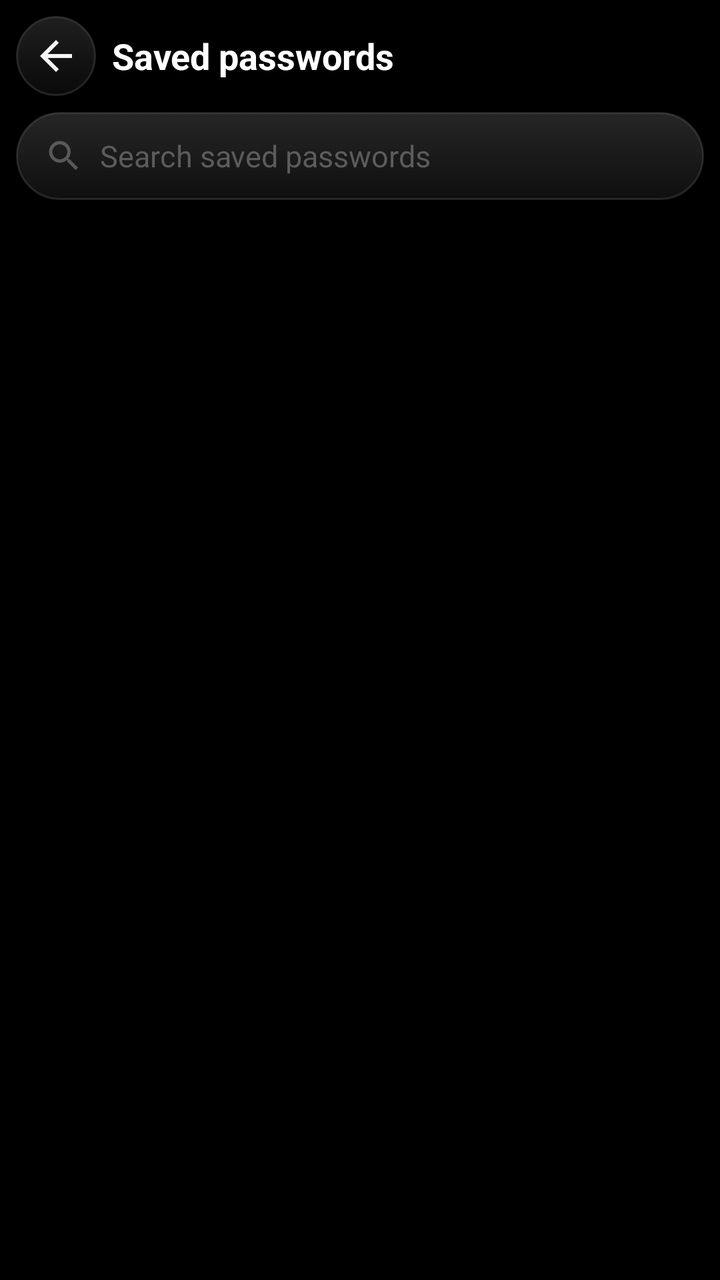
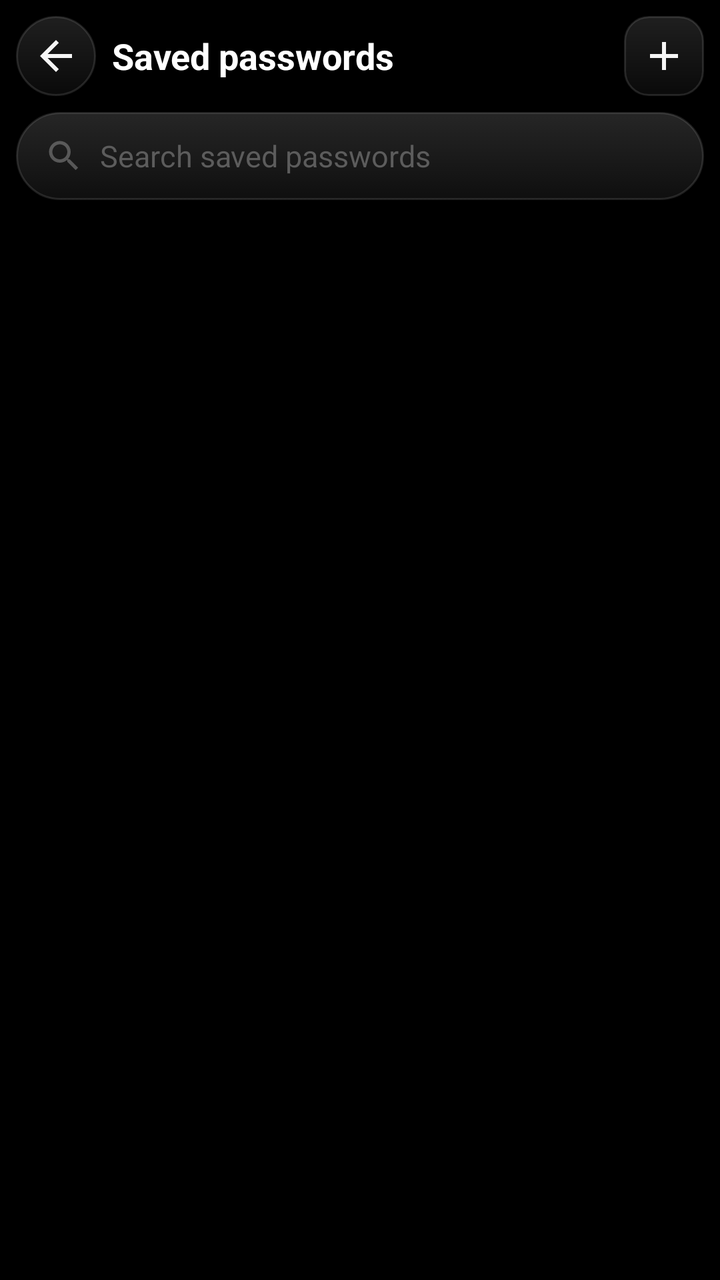

Before-and-after screenshots of an Android layout around one commit, followed by the original layout XML and the change that was made.
<!-- AndroidManifest.xml: application theme Theme.MinimalBrowser -->
<!-- res/layout/activity_vault.xml -->
<?xml version="1.0" encoding="utf-8"?>
<LinearLayout xmlns:android="http://schemas.android.com/apk/res/android"
    xmlns:tools="http://schemas.android.com/tools"
    android:layout_width="match_parent"
    android:layout_height="match_parent"
    android:orientation="vertical"
    android:background="@color/window_bg"
    android:fitsSystemWindows="true"
    tools:context=".VaultActivity">

    <LinearLayout
        android:layout_width="match_parent"
        android:layout_height="wrap_content"
        android:orientation="horizontal"
        android:gravity="center_vertical"
        android:paddingStart="@dimen/topbar_padding_h"
        android:paddingEnd="@dimen/topbar_padding_h"
        android:paddingTop="@dimen/topbar_padding_v"
        android:paddingBottom="@dimen/topbar_padding_v">

        <ImageButton
            android:id="@+id/btnBack"
            android:layout_width="@dimen/icon_button_size"
            android:layout_height="@dimen/icon_button_size"
            android:background="@drawable/bg_icon_glass"
            android:contentDescription="@string/cd_back"
            android:padding="@dimen/icon_button_padding"
            android:scaleType="centerInside"
            android:src="@drawable/ic_arrow_back"
            android:tint="@color/icon_primary" />

        <TextView
            android:layout_width="0dp"
            android:layout_height="wrap_content"
            android:layout_weight="1"
            android:layout_marginStart="@dimen/topbar_gap"
            android:text="@string/vault_title"
            android:textColor="@color/text_primary"
            android:textSize="18sp"
            android:textStyle="bold" />
    </LinearLayout>

    <LinearLayout
        android:layout_width="match_parent"
        android:layout_height="wrap_content"
        android:orientation="horizontal"
        android:paddingStart="@dimen/topbar_padding_h"
        android:paddingEnd="@dimen/topbar_padding_h"
        android:paddingBottom="@dimen/topbar_padding_v">

        <LinearLayout
            android:layout_width="match_parent"
            android:layout_height="@dimen/urlbar_height"
            android:orientation="horizontal"
            android:gravity="center_vertical"
            android:background="@drawable/bg_urlbar"
            android:addStatesFromChildren="true"
            android:paddingStart="@dimen/urlbar_padding_start"
            android:paddingEnd="8dp">

            <ImageView
                android:layout_width="20dp"
                android:layout_height="20dp"
                android:layout_marginEnd="8dp"
                android:alpha="0.55"
                android:src="@drawable/ic_search"
                android:tint="@color/text_secondary" />

            <EditText
                android:id="@+id/searchInput"
                android:layout_width="0dp"
                android:layout_height="match_parent"
                android:layout_weight="1"
                android:background="@null"
                android:hint="@string/vault_search_hint"
                android:imeOptions="actionSearch"
                android:inputType="text"
                android:maxLines="1"
                android:singleLine="true"
                android:textColor="@color/text_primary"
                android:textColorHint="@color/text_tertiary"
                android:textSize="@dimen/text_urlbar"
                android:importantForAutofill="no" />
        </LinearLayout>
    </LinearLayout>

    <FrameLayout
        android:layout_width="match_parent"
        android:layout_height="0dp"
        android:layout_weight="1">

        <androidx.recyclerview.widget.RecyclerView
            android:id="@+id/vaultList"
            android:layout_width="match_parent"
            android:layout_height="match_parent"
            android:clipToPadding="false"
            android:paddingStart="8dp"
            android:paddingEnd="8dp"
            android:paddingTop="4dp"
            android:paddingBottom="8dp" />

        <LinearLayout
            android:id="@+id/emptyState"
            android:layout_width="match_parent"
            android:layout_height="match_parent"
            android:gravity="center"
            android:orientation="vertical"
            android:padding="32dp"
            android:visibility="gone"
            tools:visibility="visible">

            <ImageView
                android:layout_width="64dp"
                android:layout_height="64dp"
                android:alpha="0.35"
                android:src="@drawable/ic_bookmark"
                android:tint="@color/text_secondary" />

            <TextView
                android:layout_width="wrap_content"
                android:layout_height="wrap_content"
                android:layout_marginTop="16dp"
                android:gravity="center"
                android:text="@string/vault_empty_title"
                android:textColor="@color/text_primary"
                android:textSize="16sp"
                android:textStyle="bold" />
        </LinearLayout>
    </FrameLayout>
</LinearLayout>
<!-- resources referenced by this layout -->
<resources>
  <color name="icon_primary">#F5F5F5</color>
  <color name="text_primary">#FFFFFF</color>
  <color name="text_secondary">#8A8A8A</color>
  <color name="text_tertiary">#5C5C5C</color>
  <color name="window_bg">#000000</color>
  <dimen name="icon_button_padding">8dp</dimen>
  <dimen name="icon_button_size">40dp</dimen>
  <dimen name="text_urlbar">15sp</dimen>
  <dimen name="topbar_gap">8dp</dimen>
  <dimen name="topbar_padding_h">8dp</dimen>
  <dimen name="topbar_padding_v">8dp</dimen>
  <dimen name="urlbar_height">44dp</dimen>
  <dimen name="urlbar_padding_start">14dp</dimen>
  <!-- drawable ic_arrow_back (drawable) -->
  <vector xmlns:android="http://schemas.android.com/apk/res/android"
      android:width="24dp"
      android:height="24dp"
      android:viewportWidth="24"
      android:viewportHeight="24">
      <path
          android:fillColor="#FFFFFF"
          android:pathData="M20,11H7.83l5.59,-5.59L12,4l-8,8 8,8 1.41,-1.41L7.83,13H20v-2z" />
  </vector>
  <!-- drawable ic_bookmark (drawable) -->
  <vector xmlns:android="http://schemas.android.com/apk/res/android"
      android:width="24dp"
      android:height="24dp"
      android:viewportWidth="24"
      android:viewportHeight="24">
      <path
          android:fillColor="#FFFFFF"
          android:pathData="M17,3H7C5.9,3 5.01,3.9 5.01,5L5,21l7,-3 7,3V5C19,3.9 18.1,3 17,3zM17,18L12,15.82L7,18V5h10V18z" />
  </vector>
  <!-- drawable ic_search (drawable) -->
  <vector xmlns:android="http://schemas.android.com/apk/res/android"
      android:width="24dp"
      android:height="24dp"
      android:viewportWidth="24"
      android:viewportHeight="24">
      <path
          android:fillColor="#FFFFFF"
          android:pathData="M15.5,14h-0.79l-0.28,-0.27C15.41,12.59 16,11.11 16,9.5 16,5.91 13.09,3 9.5,3S3,5.91 3,9.5 5.91,16 9.5,16c1.61,0 3.09,-0.59 4.23,-1.57l0.27,0.28v0.79l5,4.99L20.49,19l-4.99,-5zM9.5,14C7.01,14 5,11.99 5,9.5S7.01,5 9.5,5 14,7.01 14,9.5 11.99,14 9.5,14z" />
  </vector>
  <string name="cd_back">Back</string>
  <string name="vault_empty_title">No saved passwords</string>
  <string name="vault_search_hint">Search saved passwords</string>
  <string name="vault_title">Saved passwords</string>
  <color name="ripple_light">#33FFFFFF</color>
  <color name="urlbar_fill_top">#26FFFFFF</color>
  <color name="urlbar_fill_bottom">#0FFFFFFF</color>
  <color name="urlbar_border_focused">#994D6BFE</color>
  <dimen name="urlbar_corner">22dp</dimen>
  <color name="urlbar_border">#1FFFFFFF</color>
  <color name="accent">#4D6BFE</color>
  <color name="surface">#1A1A1A</color>
  <color name="surface_variant">#262626</color>
  <color name="divider">#1AFFFFFF</color>
  <!-- unchanged entries left out for length: 3 -->
</resources>

<!-- the commit's change to res/layout/activity_vault.xml (unified diff, before → after) -->
@@ -38,6 +38,18 @@
             android:textColor="@color/text_primary"
             android:textSize="18sp"
             android:textStyle="bold" />
+
+        <ImageButton
+            android:id="@+id/btnAdd"
+            android:layout_width="@dimen/icon_button_size"
+            android:layout_height="@dimen/icon_button_size"
+            android:layout_marginStart="@dimen/topbar_gap"
+            android:background="@drawable/bg_icon_glass_rect"
+            android:contentDescription="@string/cd_add_credential"
+            android:padding="@dimen/icon_button_padding"
+            android:scaleType="centerInside"
+            android:src="@drawable/ic_plus"
+            android:tint="@color/icon_primary" />
     </LinearLayout>
 
     <LinearLayout
<!-- resource entries referenced after the edit -->
@@ -13,6 +13,23 @@
   <dimen name="topbar_padding_v">8dp</dimen>
   <dimen name="urlbar_height">44dp</dimen>
   <dimen name="urlbar_padding_start">14dp</dimen>
+  <!-- drawable bg_icon_glass_rect (drawable) -->
+  <?xml version="1.0" encoding="utf-8"?>
+  <ripple xmlns:android="http://schemas.android.com/apk/res/android"
+      android:color="@color/ripple_light">
+      <item>
+          <shape android:shape="rectangle">
+              <corners android:radius="12dp" />
+              <gradient
+                  android:angle="270"
+                  android:startColor="#1F1F1F"
+                  android:endColor="#0A0A0A" />
+              <stroke
+                  android:width="1dp"
+                  android:color="#1FFFFFFF" />
+          </shape>
+      </item>
+  </ripple>
   <!-- drawable ic_arrow_back (drawable) -->
   <vector xmlns:android="http://schemas.android.com/apk/res/android"
       android:width="24dp"
@@ -32,6 +49,16 @@
       <path
           android:fillColor="#FFFFFF"
           android:pathData="M17,3H7C5.9,3 5.01,3.9 5.01,5L5,21l7,-3 7,3V5C19,3.9 18.1,3 17,3zM17,18L12,15.82L7,18V5h10V18z" />
+  </vector>
+  <!-- drawable ic_plus (drawable) -->
+  <vector xmlns:android="http://schemas.android.com/apk/res/android"
+      android:width="24dp"
+      android:height="24dp"
+      android:viewportWidth="24"
+      android:viewportHeight="24">
+      <path
+          android:fillColor="#FFFFFF"
+          android:pathData="M19,13h-6v6h-2v-6H5v-2h6V5h2v6h6v2z" />
   </vector>
   <!-- drawable ic_search (drawable) -->
   <vector xmlns:android="http://schemas.android.com/apk/res/android"
